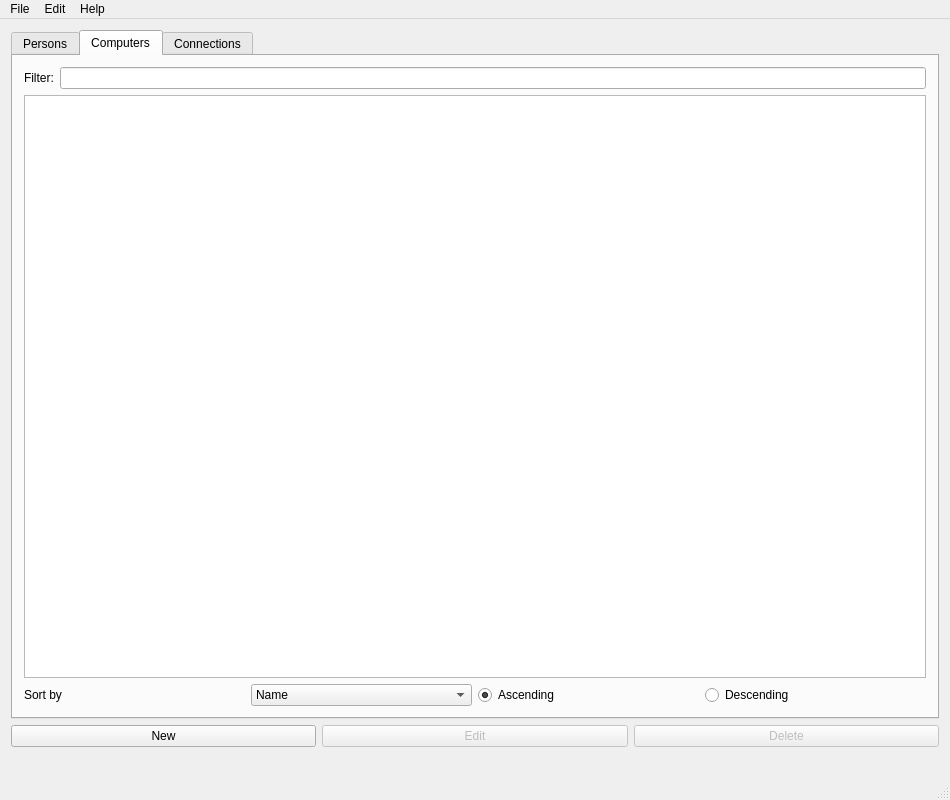
This is vika3/Vika3/mainwindow.ui in BeanBean-Nyah/T113-VLN as Qt 5 draws it before an edit. The edited form follows.
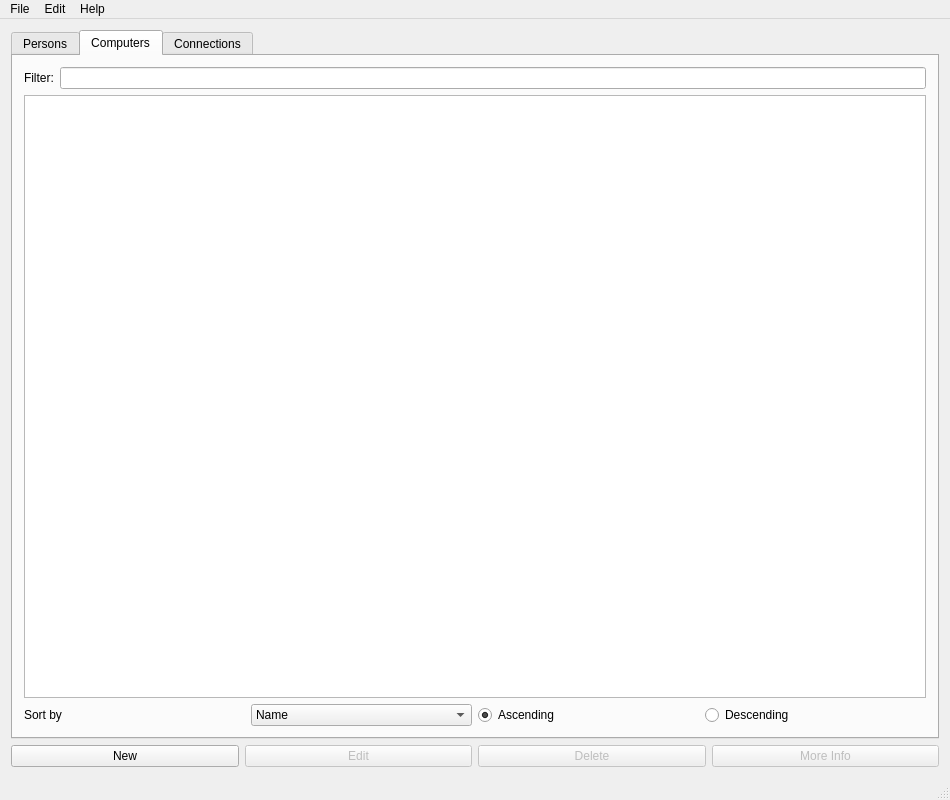
This is the edited form. The open tabs and pages were chosen to show the change. Icons and pictures are not drawn.

```diff
--- a/vika3/Vika3/mainwindow.ui
+++ b/vika3/Vika3/mainwindow.ui
@@ -31,7 +31,7 @@
        <enum>Qt::LeftToRight</enum>
       </property>
       <property name="currentIndex">
-       <number>2</number>
+       <number>1</number>
       </property>
       <widget class="QWidget" name="tab">
        <attribute name="title">
@@ -411,14 +411,17 @@
         </property>
        </widget>
       </item>
-     </layout>
-    </item>
     <item>
-     <widget class="QLabel" name="label_message">
+       <widget class="QPushButton" name="btnMoreInfo">
+        <property name="enabled">
+         <bool>false</bool>
+        </property>
       <property name="text">
-       <string/>
-      </property>
-     </widget>
+         <string>More Info</string>
+        </property>
+       </widget>
+      </item>
+     </layout>
     </item>
    </layout>
   </widget>
@@ -428,7 +431,7 @@
      <x>0</x>
      <y>0</y>
      <width>950</width>
-     <height>27</height>
+     <height>21</height>
     </rect>
    </property>
    <widget class="QMenu" name="menuFile">
```
Lines whose indentation alone changed are shown as unchanged.
